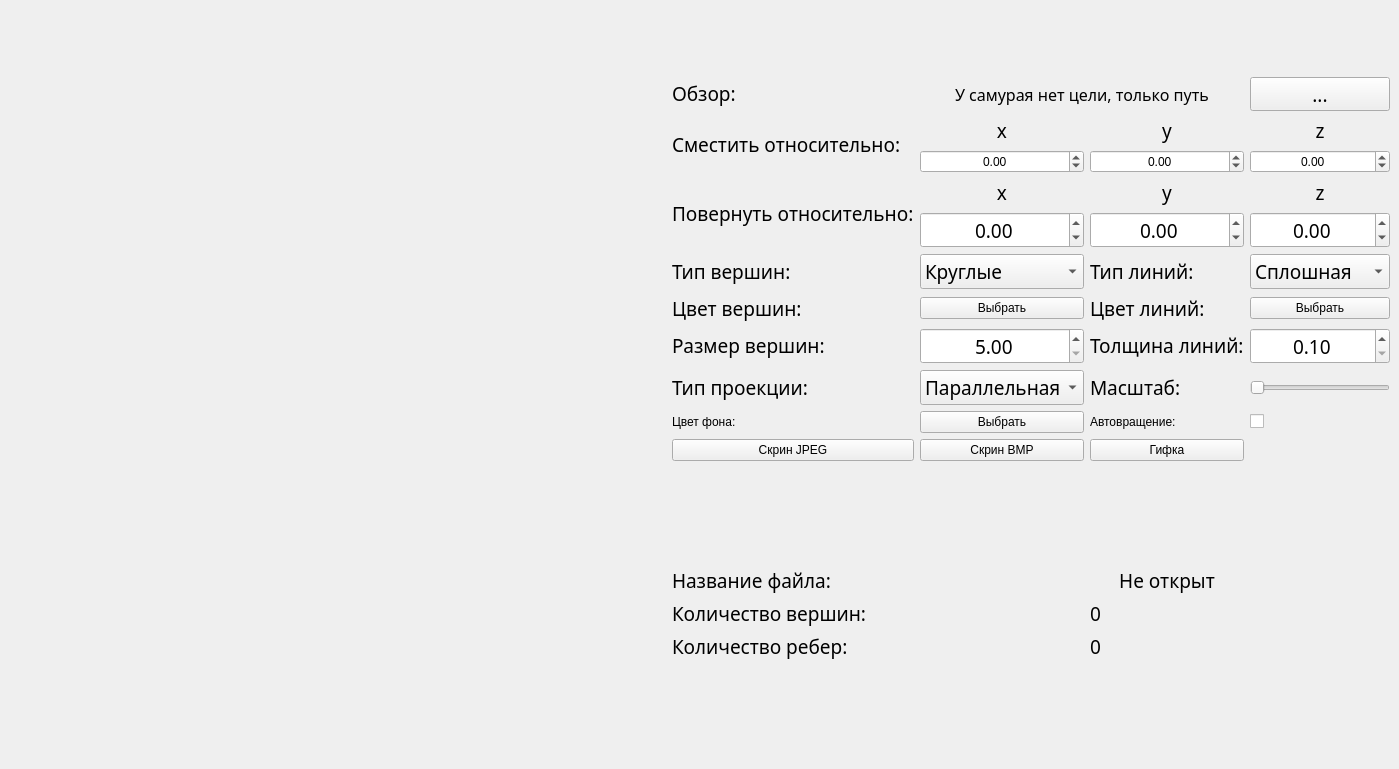
Before: the Qt Designer form src/frontend/mainwindow.ui in ElectricEnchanter/3DViewer_v1.0, drawn with Qt 5.
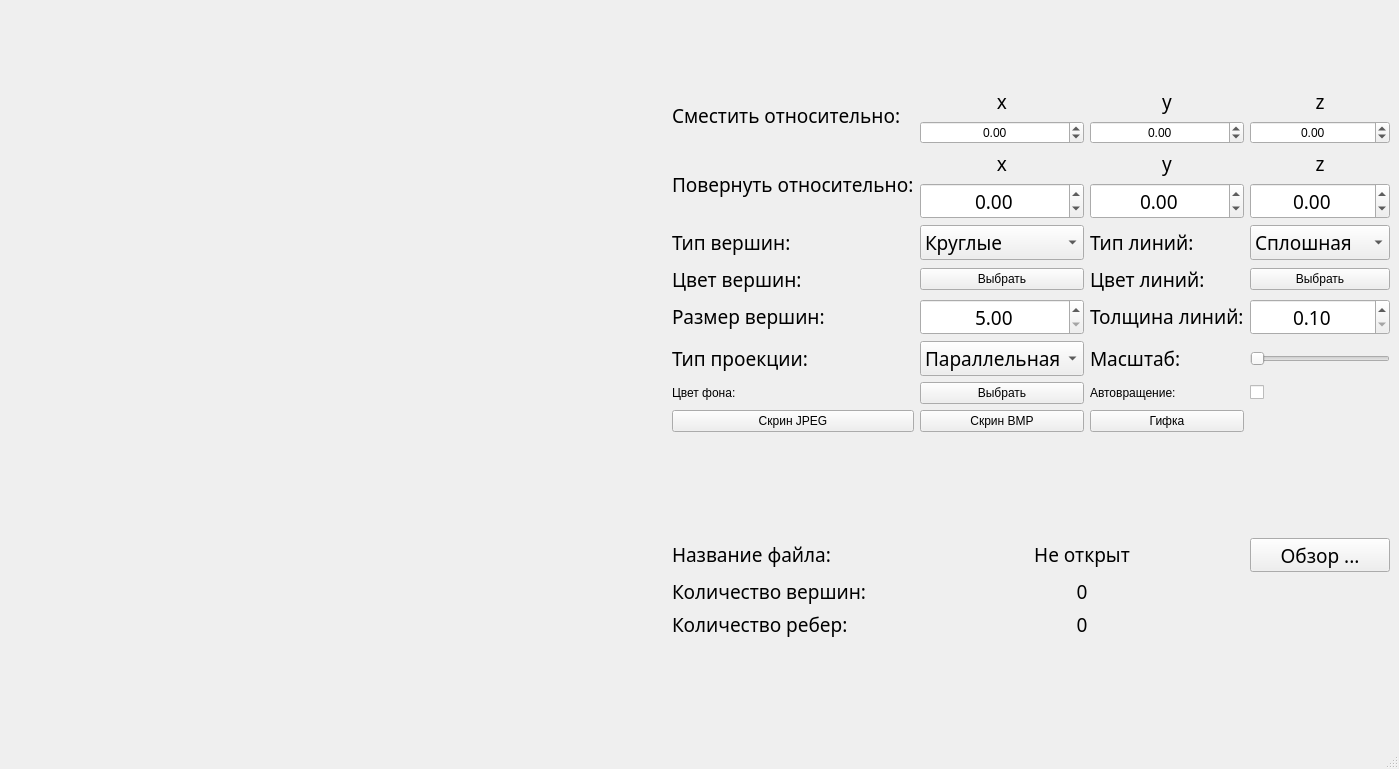
After: the same form once the commit is applied. Custom widgets are drawn as their Qt base class.

The edit to the form file:
```diff
--- a/src/frontend/mainwindow.ui
+++ b/src/frontend/mainwindow.ui
@@ -10,6 +10,12 @@
     <height>769</height>
    </rect>
   </property>
+  <property name="minimumSize">
+   <size>
+    <width>1300</width>
+    <height>700</height>
+   </size>
+  </property>
   <property name="windowTitle">
    <string>MainWindow</string>
   </property>
@@ -18,11 +24,17 @@
     <item>
      <widget class="OPGWidget" name="widget" native="true">
       <property name="sizePolicy">
-       <sizepolicy hsizetype="MinimumExpanding" vsizetype="MinimumExpanding">
+       <sizepolicy hsizetype="MinimumExpanding" vsizetype="Preferred">
         <horstretch>0</horstretch>
         <verstretch>0</verstretch>
        </sizepolicy>
       </property>
+      <property name="minimumSize">
+       <size>
+        <width>600</width>
+        <height>600</height>
+       </size>
+      </property>
      </widget>
     </item>
     <item>
@@ -49,29 +61,7 @@
       <property name="rightMargin">
        <number>0</number>
       </property>
-      <item row="1" column="3">
-       <widget class="QToolButton" name="fileDialog">
-        <property name="sizePolicy">
-         <sizepolicy hsizetype="Minimum" vsizetype="Preferred">
-          <horstretch>0</horstretch>
-          <verstretch>0</verstretch>
-         </sizepolicy>
-        </property>
-        <property name="font">
-         <font>
-          <family>PT Sans</family>
-          <pointsize>14</pointsize>
-         </font>
-        </property>
-        <property name="layoutDirection">
-         <enum>Qt::RightToLeft</enum>
-        </property>
-        <property name="text">
-         <string>...</string>
-        </property>
-       </widget>
-      </item>
-      <item row="9" column="1">
+      <item row="8" column="1">
        <widget class="QComboBox" name="boxProjection">
         <property name="sizePolicy">
          <sizepolicy hsizetype="Minimum" vsizetype="Fixed">
@@ -106,27 +96,7 @@
         </item>
        </widget>
       </item>
-      <item row="11" column="0">
-       <widget class="QPushButton" name="saveJPEG">
-        <property name="text">
-         <string>Скрин JPEG</string>
-        </property>
-       </widget>
-      </item>
-      <item row="10" column="2">
-       <widget class="QLabel" name="label_13">
-        <property name="sizePolicy">
-         <sizepolicy hsizetype="Minimum" vsizetype="Fixed">
-          <horstretch>0</horstretch>
-          <verstretch>0</verstretch>
-         </sizepolicy>
-        </property>
-        <property name="text">
-         <string>Автовращение:</string>
-        </property>
-       </widget>
-      </item>
-      <item row="7" column="2">
+      <item row="6" column="2">
        <widget class="QLabel" name="label_24">
         <property name="sizePolicy">
          <sizepolicy hsizetype="Minimum" vsizetype="Fixed">
@@ -145,7 +115,7 @@
         </property>
        </widget>
       </item>
-      <item row="15" column="0">
+      <item row="14" column="0">
        <widget class="QLabel" name="label_15">
         <property name="sizePolicy">
          <sizepolicy hsizetype="Minimum" vsizetype="Fixed">
@@ -167,14 +137,7 @@
         </property>
        </widget>
       </item>
-      <item row="11" column="1">
-       <widget class="QPushButton" name="saveBMP">
-        <property name="text">
-         <string>Скрин BMP</string>
-        </property>
-       </widget>
-      </item>
-      <item row="7" column="0">
+      <item row="6" column="0">
        <widget class="QLabel" name="label_21">
         <property name="sizePolicy">
          <sizepolicy hsizetype="Minimum" vsizetype="Fixed">
@@ -194,6 +157,13 @@
        </widget>
       </item>
       <item row="10" column="0">
+       <widget class="QPushButton" name="saveJPEG">
+        <property name="text">
+         <string>Скрин JPEG</string>
+        </property>
+       </widget>
+      </item>
+      <item row="9" column="0">
        <widget class="QLabel" name="label_11">
         <property name="sizePolicy">
          <sizepolicy hsizetype="Minimum" vsizetype="Fixed">
@@ -206,14 +176,27 @@
         </property>
        </widget>
       </item>
-      <item row="7" column="1">
+      <item row="9" column="2">
+       <widget class="QLabel" name="label_13">
+        <property name="sizePolicy">
+         <sizepolicy hsizetype="Minimum" vsizetype="Fixed">
+          <horstretch>0</horstretch>
+          <verstretch>0</verstretch>
+         </sizepolicy>
+        </property>
+        <property name="text">
+         <string>Автовращение:</string>
+        </property>
+       </widget>
+      </item>
+      <item row="6" column="1">
        <widget class="QPushButton" name="vertexColor">
         <property name="text">
          <string>Выбрать</string>
         </property>
        </widget>
       </item>
-      <item row="5" column="2">
+      <item row="4" column="2">
        <widget class="QDoubleSpinBox" name="spinRotY">
         <property name="sizePolicy">
          <sizepolicy hsizetype="Minimum" vsizetype="Fixed">
@@ -241,29 +224,23 @@
         </property>
        </widget>
       </item>
-      <item row="14" column="2">
-       <widget class="QLabel" name="countVertex">
-        <property name="sizePolicy">
-         <sizepolicy hsizetype="Fixed" vsizetype="Fixed">
-          <horstretch>0</horstretch>
-          <verstretch>0</verstretch>
-         </sizepolicy>
+      <item row="0" column="1">
+       <spacer name="verticalSpacer">
+        <property name="orientation">
+         <enum>Qt::Vertical</enum>
         </property>
-        <property name="font">
-         <font>
-          <family>PT Sans</family>
-          <pointsize>14</pointsize>
-         </font>
+        <property name="sizeType">
+         <enum>QSizePolicy::Maximum</enum>
         </property>
-        <property name="text">
-         <string>0</string>
+        <property name="sizeHint" stdset="0">
+         <size>
+          <width>10</width>
+          <height>100</height>
+         </size>
         </property>
-        <property name="alignment">
-         <set>Qt::AlignCenter</set>
-        </property>
-       </widget>
+       </spacer>
       </item>
-      <item row="3" column="3">
+      <item row="2" column="3">
        <widget class="QDoubleSpinBox" name="spinMoveZ">
         <property name="alignment">
          <set>Qt::AlignCenter</set>
@@ -279,7 +256,7 @@
         </property>
        </widget>
       </item>
-      <item row="6" column="2">
+      <item row="5" column="2">
        <widget class="QLabel" name="label_20">
         <property name="sizePolicy">
          <sizepolicy hsizetype="Minimum" vsizetype="Fixed">
@@ -298,41 +275,23 @@
         </property>
        </widget>
       </item>
-      <item row="1" column="1" colspan="2">
-       <widget class="QLabel" name="filePath">
-        <property name="sizePolicy">
-         <sizepolicy hsizetype="Minimum" vsizetype="Minimum">
-          <horstretch>0</horstretch>
-          <verstretch>0</verstretch>
-         </sizepolicy>
+      <item row="15" column="2">
+       <spacer name="verticalSpacer_2">
+        <property name="orientation">
+         <enum>Qt::Vertical</enum>
         </property>
-        <property name="minimumSize">
-         <size>
-          <width>252</width>
-          <height>0</height>
-         </size>
+        <property name="sizeType">
+         <enum>QSizePolicy::Fixed</enum>
         </property>
-        <property name="baseSize">
+        <property name="sizeHint" stdset="0">
          <size>
           <width>20</width>
-          <height>20</height>
+          <height>100</height>
          </size>
         </property>
-        <property name="font">
-         <font>
-          <family>PT Sans</family>
-          <pointsize>12</pointsize>
-         </font>
-        </property>
-        <property name="text">
-         <string>У самурая нет цели, только путь</string>
-        </property>
-        <property name="alignment">
-         <set>Qt::AlignCenter</set>
-        </property>
-       </widget>
+       </spacer>
       </item>
-      <item row="9" column="3">
+      <item row="8" column="3">
        <widget class="QSlider" name="sliderZoom">
         <property name="sizePolicy">
          <sizepolicy hsizetype="Minimum" vsizetype="Fixed">
@@ -354,14 +313,14 @@
         </property>
        </widget>
       </item>
-      <item row="10" column="1">
+      <item row="9" column="1">
        <widget class="QPushButton" name="bgColor">
         <property name="text">
          <string>Выбрать</string>
         </property>
        </widget>
       </item>
-      <item row="4" column="0" rowspan="2">
+      <item row="3" column="0" rowspan="2">
        <widget class="QLabel" name="label_6">
         <property name="sizePolicy">
          <sizepolicy hsizetype="Minimum" vsizetype="Fixed">
@@ -383,7 +342,7 @@
         </property>
        </widget>
       </item>
-      <item row="5" column="1">
+      <item row="4" column="1">
        <widget class="QDoubleSpinBox" name="spinRotX">
         <property name="sizePolicy">
          <sizepolicy hsizetype="Minimum" vsizetype="Fixed">
@@ -411,7 +370,7 @@
         </property>
        </widget>
       </item>
-      <item row="6" column="3">
+      <item row="5" column="3">
        <widget class="QComboBox" name="boxFacets">
         <property name="sizePolicy">
          <sizepolicy hsizetype="Minimum" vsizetype="Fixed">
@@ -446,7 +405,7 @@
         </item>
        </widget>
       </item>
-      <item row="6" column="0">
+      <item row="5" column="0">
        <widget class="QLabel" name="label_23">
         <property name="sizePolicy">
          <sizepolicy hsizetype="Minimum" vsizetype="Fixed">
@@ -465,42 +424,7 @@
         </property>
        </widget>
       </item>
-      <item row="16" column="2">
-       <spacer name="verticalSpacer_2">
-        <property name="orientation">
-         <enum>Qt::Vertical</enum>
-        </property>
-        <property name="sizeType">
-         <enum>QSizePolicy::Fixed</enum>
-        </property>
-        <property name="sizeHint" stdset="0">
-         <size>
-          <width>20</width>
-          <height>100</height>
-         </size>
-        </property>
-       </spacer>
-      </item>
-      <item row="15" column="2">
-       <widget class="QLabel" name="countFacets">
-        <property name="sizePolicy">
-         <sizepolicy hsizetype="Fixed" vsizetype="Fixed">
-          <horstretch>0</horstretch>
-          <verstretch>0</verstretch>
-         </sizepolicy>
-        </property>
-        <property name="font">
-         <font>
-          <family>PT Sans</family>
-          <pointsize>14</pointsize>
-         </font>
-        </property>
-        <property name="text">
-         <string>0</string>
-        </property>
-       </widget>
-      </item>
-      <item row="6" column="1">
+      <item row="5" column="1">
        <widget class="QComboBox" name="boxVertex">
         <property name="sizePolicy">
          <sizepolicy hsizetype="Minimum" vsizetype="Fixed">
@@ -540,7 +464,7 @@
         </item>
        </widget>
       </item>
-      <item row="4" column="2">
+      <item row="3" column="2">
        <widget class="QLabel" name="label_8">
         <property name="sizePolicy">
          <sizepolicy hsizetype="Minimum" vsizetype="Fixed">
@@ -562,7 +486,7 @@
         </property>
        </widget>
       </item>
-      <item row="2" column="3">
+      <item row="1" column="3">
        <widget class="QLabel" name="label_5">
         <property name="sizePolicy">
          <sizepolicy hsizetype="Minimum" vsizetype="Fixed">
@@ -587,7 +511,7 @@
         </property>
        </widget>
       </item>
-      <item row="8" column="1">
+      <item row="7" column="1">
        <widget class="QDoubleSpinBox" name="spinDotSize">
         <property name="font">
          <font>
@@ -606,14 +530,14 @@
         </property>
        </widget>
       </item>
-      <item row="11" column="2">
-       <widget class="QPushButton" name="saveGIF">
+      <item row="10" column="1">
+       <widget class="QPushButton" name="saveBMP">
         <property name="text">
-         <string>Гифка</string>
+         <string>Скрин BMP</string>
         </property>
        </widget>
       </item>
-      <item row="8" column="0">
+      <item row="7" column="0">
        <widget class="QLabel" name="label_25">
         <property name="sizePolicy">
          <sizepolicy hsizetype="Minimum" vsizetype="Fixed">
@@ -632,7 +556,7 @@
         </property>
        </widget>
       </item>
-      <item row="5" column="3">
+      <item row="4" column="3">
        <widget class="QDoubleSpinBox" name="spinRotZ">
         <property name="sizePolicy">
          <sizepolicy hsizetype="Minimum" vsizetype="Fixed">
@@ -660,7 +584,7 @@
         </property>
        </widget>
       </item>
-      <item row="9" column="2">
+      <item row="8" column="2">
        <widget class="QLabel" name="label_10">
         <property name="sizePolicy">
          <sizepolicy hsizetype="Minimum" vsizetype="Fixed">
@@ -682,23 +606,7 @@
         </property>
        </widget>
       </item>
-      <item row="0" column="1">
-       <spacer name="verticalSpacer">
-        <property name="orientation">
-         <enum>Qt::Vertical</enum>
-        </property>
-        <property name="sizeType">
-         <enum>QSizePolicy::Maximum</enum>
-        </property>
-        <property name="sizeHint" stdset="0">
-         <size>
-          <width>10</width>
-          <height>100</height>
-         </size>
-        </property>
-       </spacer>
-      </item>
-      <item row="13" column="0">
+      <item row="12" column="0">
        <widget class="QLabel" name="label_12">
         <property name="sizePolicy">
          <sizepolicy hsizetype="Minimum" vsizetype="Fixed">
@@ -720,29 +628,7 @@
         </property>
        </widget>
       </item>
-      <item row="13" column="2">
-       <widget class="QLabel" name="fileName">
-        <property name="sizePolicy">
-         <sizepolicy hsizetype="Minimum" vsizetype="Fixed">
-          <horstretch>0</horstretch>
-          <verstretch>0</verstretch>
-         </sizepolicy>
-        </property>
-        <property name="font">
-         <font>
-          <family>PT Sans</family>
-          <pointsize>14</pointsize>
-         </font>
-        </property>
-        <property name="text">
-         <string>Не открыт</string>
-        </property>
-        <property name="alignment">
-         <set>Qt::AlignCenter</set>
-        </property>
-       </widget>
-      </item>
-      <item row="4" column="3">
+      <item row="3" column="3">
        <widget class="QLabel" name="label_9">
         <property name="sizePolicy">
          <sizepolicy hsizetype="Minimum" vsizetype="Fixed">
@@ -764,7 +650,7 @@
         </property>
        </widget>
       </item>
-      <item row="2" column="1">
+      <item row="1" column="1">
        <widget class="QLabel" name="label_3">
         <property name="sizePolicy">
          <sizepolicy hsizetype="Minimum" vsizetype="Fixed">
@@ -789,29 +675,23 @@
         </property>
        </widget>
       </item>
-      <item row="1" column="0">
-       <widget class="QLabel" name="label_2">
+      <item row="9" column="3">
+       <widget class="QCheckBox" name="autorotate">
         <property name="sizePolicy">
          <sizepolicy hsizetype="Minimum" vsizetype="Fixed">
           <horstretch>0</horstretch>
           <verstretch>0</verstretch>
          </sizepolicy>
         </property>
-        <property name="font">
-         <font>
-          <family>PT Sans</family>
-          <pointsize>14</pointsize>
-         </font>
+        <property name="layoutDirection">
+         <enum>Qt::LeftToRight</enum>
         </property>
         <property name="text">
-         <string>Обзор:</string>
-        </property>
-        <property name="alignment">
-         <set>Qt::AlignLeading|Qt::AlignLeft|Qt::AlignVCenter</set>
+         <string/>
         </property>
        </widget>
       </item>
-      <item row="4" column="1">
+      <item row="3" column="1">
        <widget class="QLabel" name="label_7">
         <property name="sizePolicy">
          <sizepolicy hsizetype="Minimum" vsizetype="Fixed">
@@ -833,7 +713,7 @@
         </property>
        </widget>
       </item>
-      <item row="12" column="2">
+      <item row="11" column="2">
        <spacer name="verticalSpacer_3">
         <property name="orientation">
          <enum>Qt::Vertical</enum>
@@ -849,7 +729,7 @@
         </property>
        </spacer>
       </item>
-      <item row="8" column="3">
+      <item row="7" column="3">
        <widget class="QDoubleSpinBox" name="spinLineSize">
         <property name="font">
          <font>
@@ -868,23 +748,7 @@
         </property>
        </widget>
       </item>
-      <item row="10" column="3">
-       <widget class="QCheckBox" name="autorotate">
-        <property name="sizePolicy">
-         <sizepolicy hsizetype="Minimum" vsizetype="Fixed">
-          <horstretch>0</horstretch>
-          <verstretch>0</verstretch>
-         </sizepolicy>
-        </property>
-        <property name="layoutDirection">
-         <enum>Qt::LeftToRight</enum>
-        </property>
-        <property name="text">
-         <string/>
-        </property>
-       </widget>
-      </item>
-      <item row="9" column="0">
+      <item row="8" column="0">
        <widget class="QLabel" name="label_19">
         <property name="sizePolicy">
          <sizepolicy hsizetype="Minimum" vsizetype="Fixed">
@@ -903,7 +767,7 @@
         </property>
        </widget>
       </item>
-      <item row="8" column="2">
+      <item row="7" column="2">
        <widget class="QLabel" name="label_22">
         <property name="sizePolicy">
          <sizepolicy hsizetype="Minimum" vsizetype="Fixed">
@@ -922,7 +786,7 @@
         </property>
        </widget>
       </item>
-      <item row="2" column="0" rowspan="2">
+      <item row="1" column="0" rowspan="2">
        <widget class="QLabel" name="label">
         <property name="sizePolicy">
          <sizepolicy hsizetype="Minimum" vsizetype="Fixed">
@@ -944,14 +808,14 @@
         </property>
        </widget>
       </item>
-      <item row="7" column="3">
+      <item row="6" column="3">
        <widget class="QPushButton" name="facetColor">
         <property name="text">
          <string>Выбрать</string>
         </property>
        </widget>
       </item>
-      <item row="14" column="0">
+      <item row="13" column="0">
        <widget class="QLabel" name="label_14">
         <property name="sizePolicy">
          <sizepolicy hsizetype="Minimum" vsizetype="Fixed">
@@ -973,7 +837,7 @@
         </property>
        </widget>
       </item>
-      <item row="2" column="2">
+      <item row="1" column="2">
        <widget class="QLabel" name="label_4">
         <property name="sizePolicy">
          <sizepolicy hsizetype="Minimum" vsizetype="Fixed">
@@ -998,7 +862,14 @@
         </property>
        </widget>
       </item>
-      <item row="3" column="1">
+      <item row="10" column="2">
+       <widget class="QPushButton" name="saveGIF">
+        <property name="text">
+         <string>Гифка</string>
+        </property>
+       </widget>
+      </item>
+      <item row="2" column="1">
        <widget class="QDoubleSpinBox" name="spinMoveX">
         <property name="alignment">
          <set>Qt::AlignCenter</set>
@@ -1017,7 +888,7 @@
         </property>
        </widget>
       </item>
-      <item row="3" column="2">
+      <item row="2" column="2">
        <widget class="QDoubleSpinBox" name="spinMoveY">
         <property name="alignment">
          <set>Qt::AlignCenter</set>
@@ -1033,10 +904,124 @@
         </property>
        </widget>
       </item>
+      <item row="12" column="3">
+       <widget class="QToolButton" name="fileDialog">
+        <property name="sizePolicy">
+         <sizepolicy hsizetype="Minimum" vsizetype="Preferred">
+          <horstretch>0</horstretch>
+          <verstretch>0</verstretch>
+         </sizepolicy>
+        </property>
+        <property name="font">
+         <font>
+          <family>PT Sans</family>
+          <pointsize>14</pointsize>
+         </font>
+        </property>
+        <property name="layoutDirection">
+         <enum>Qt::RightToLeft</enum>
+        </property>
+        <property name="text">
+         <string>Обзор ...</string>
+        </property>
+       </widget>
+      </item>
+      <item row="12" column="1" colspan="2">
+       <widget class="QLabel" name="fileName">
+        <property name="sizePolicy">
+         <sizepolicy hsizetype="Minimum" vsizetype="Fixed">
+          <horstretch>0</horstretch>
+          <verstretch>0</verstretch>
+         </sizepolicy>
+        </property>
+        <property name="font">
+         <font>
+          <family>PT Sans</family>
+          <pointsize>14</pointsize>
+         </font>
+        </property>
+        <property name="text">
+         <string>Не открыт</string>
+        </property>
+        <property name="alignment">
+         <set>Qt::AlignCenter</set>
+        </property>
+       </widget>
+      </item>
+      <item row="13" column="1" colspan="2">
+       <widget class="QLabel" name="countVertex">
+        <property name="sizePolicy">
+         <sizepolicy hsizetype="Minimum" vsizetype="Fixed">
+          <horstretch>0</horstretch>
+          <verstretch>0</verstretch>
+         </sizepolicy>
+        </property>
+        <property name="font">
+         <font>
+          <family>PT Sans</family>
+          <pointsize>14</pointsize>
+         </font>
+        </property>
+        <property name="text">
+         <string>0</string>
+        </property>
+        <property name="alignment">
+         <set>Qt::AlignCenter</set>
+        </property>
+       </widget>
+      </item>
+      <item row="14" column="1" colspan="2">
+       <widget class="QLabel" name="countFacets">
+        <property name="sizePolicy">
+         <sizepolicy hsizetype="Minimum" vsizetype="Fixed">
+          <horstretch>0</horstretch>
+          <verstretch>0</verstretch>
+         </sizepolicy>
+        </property>
+        <property name="font">
+         <font>
+          <family>PT Sans</family>
+          <pointsize>14</pointsize>
+         </font>
+        </property>
+        <property name="text">
+         <string>0</string>
+        </property>
+        <property name="alignment">
+         <set>Qt::AlignCenter</set>
+        </property>
+       </widget>
+      </item>
+      <item row="10" column="3">
+       <widget class="QLabel" name="labelTimer">
+        <property name="text">
+         <string/>
+        </property>
+        <property name="alignment">
+         <set>Qt::AlignCenter</set>
+        </property>
+       </widget>
+      </item>
      </layout>
     </item>
    </layout>
   </widget>
+  <widget class="QStatusBar" name="statusBar">
+   <property name="font">
+    <font>
+     <family>PT Sans</family>
+    </font>
+   </property>
+   <property name="cursor">
+    <cursorShape>PointingHandCursor</cursorShape>
+   </property>
+   <property name="statusTip">
+    <string/>
+   </property>
+   <property name="whatsThis">
+    <string/>
+   </property>
+  </widget>
  </widget>
  <customwidgets>
   <customwidget>
```
